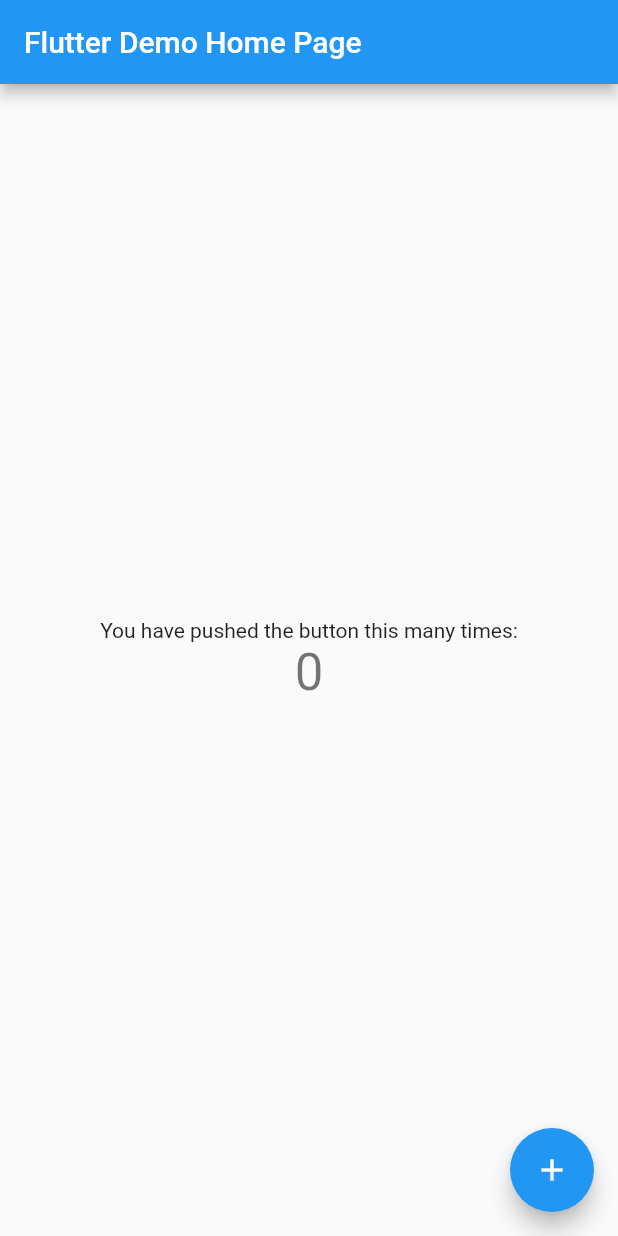
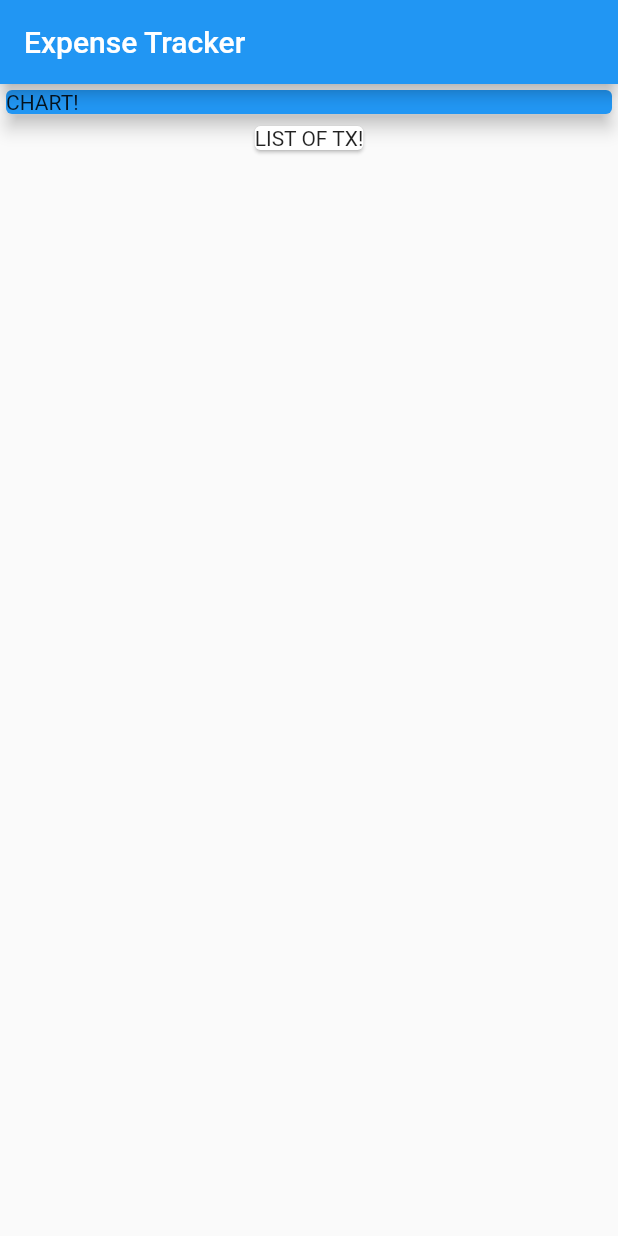
Before and after one commit to SaquibAnwar/Flutter_Bootcamp, a Flutter app: the screen it shows after launch, on a phone screen of 412 x 824 dp. Run offline on Flutter 3.47's test engine with Material 2 defaults, Android fonts, the phone set to English and light mode, and no system bars.

Commit message:
Basic App Layout

```diff
--- a/ExpenseTracker/lib/main.dart
+++ b/ExpenseTracker/lib/main.dart
@@ -1,117 +1,40 @@
 import 'package:flutter/material.dart';
 
-void main() {
-  runApp(MyApp());
-}
+void main() => runApp(MyApp());
 
 class MyApp extends StatelessWidget {
-  // This widget is the root of your application.
   @override
   Widget build(BuildContext context) {
     return MaterialApp(
-      title: 'Flutter Demo',
-      theme: ThemeData(
-        // This is the theme of your application.
-        //
-        // Try running your application with "flutter run". You'll see the
-        // application has a blue toolbar. Then, without quitting the app, try
-        // changing the primarySwatch below to Colors.green and then invoke
-        // "hot reload" (press "r" in the console where you ran "flutter run",
-        // or simply save your changes to "hot reload" in a Flutter IDE).
-        // Notice that the counter didn't reset back to zero; the application
-        // is not restarted.
-        primarySwatch: Colors.blue,
-        // This makes the visual density adapt to the platform that you run
-        // the app on. For desktop platforms, the controls will be smaller and
-        // closer together (more dense) than on mobile platforms.
-        visualDensity: VisualDensity.adaptivePlatformDensity,
-      ),
-      home: MyHomePage(title: 'Flutter Demo Home Page'),
+      title: 'Expense Tracker',
+      home: MyHomePage(),
     );
   }
 }
 
-class MyHomePage extends StatefulWidget {
-  MyHomePage({Key key, this.title}) : super(key: key);
-
-  // This widget is the home page of your application. It is stateful, meaning
-  // that it has a State object (defined below) that contains fields that affect
-  // how it looks.
-
-  // This class is the configuration for the state. It holds the values (in this
-  // case the title) provided by the parent (in this case the App widget) and
-  // used by the build method of the State. Fields in a Widget subclass are
-  // always marked "final".
-
-  final String title;
-
-  @override
-  _MyHomePageState createState() => _MyHomePageState();
-}
-
-class _MyHomePageState extends State<MyHomePage> {
-  int _counter = 0;
-
-  void _incrementCounter() {
-    setState(() {
-      // This call to setState tells the Flutter framework that something has
-      // changed in this State, which causes it to rerun the build method below
-      // so that the display can reflect the updated values. If we changed
-      // _counter without calling setState(), then the build method would not be
-      // called again, and so nothing would appear to happen.
-      _counter++;
-    });
-  }
-
+class MyHomePage extends StatelessWidget {
   @override
   Widget build(BuildContext context) {
-    // This method is rerun every time setState is called, for instance as done
-    // by the _incrementCounter method above.
-    //
-    // The Flutter framework has been optimized to make rerunning build methods
-    // fast, so that you can just rebuild anything that needs updating rather
-    // than having to individually change instances of widgets.
     return Scaffold(
       appBar: AppBar(
-        // Here we take the value from the MyHomePage object that was created by
-        // the App.build method, and use it to set our appbar title.
-        title: Text(widget.title),
+        title: Text('Expense Tracker'),
       ),
-      body: Center(
-        // Center is a layout widget. It takes a single child and positions it
-        // in the middle of the parent.
-        child: Column(
-          // Column is also a layout widget. It takes a list of children and
-          // arranges them vertically. By default, it sizes itself to fit its
-          // children horizontally, and tries to be as tall as its parent.
-          //
-          // Invoke "debug painting" (press "p" in the console, choose the
-          // "Toggle Debug Paint" action from the Flutter Inspector in Android
-          // Studio, or the "Toggle Debug Paint" command in Visual Studio Code)
-          // to see the wireframe for each widget.
-          //
-          // Column has various properties to control how it sizes itself and
-          // how it positions its children. Here we use mainAxisAlignment to
-          // center the children vertically; the main axis here is the vertical
-          // axis because Columns are vertical (the cross axis would be
-          // horizontal).
-          mainAxisAlignment: MainAxisAlignment.center,
-          children: <Widget>[
-            Text(
-              'You have pushed the button this many times:',
+      body: Column(
+        children: <Widget>[
+          Container(
+            width: double.infinity,
+            child: Card(
+              color: Colors.blue,
+              child: Text('CHART!'),
+              elevation: 5,
             ),
-            Text(
-              '$_counter',
-              style: Theme.of(context).textTheme.headline4,
-            ),
-          ],
-        ),
+          ),
+          Card(
+            child: Text('LIST OF TX!'),
+
+          ),
+        ],
       ),
-      floatingActionButton: FloatingActionButton(
-        onPressed: _incrementCounter,
-        tooltip: 'Increment',
-        child: Icon(Icons.add),
-      ), // This trailing comma makes auto-formatting nicer for build methods.
     );
   }
 }
```
